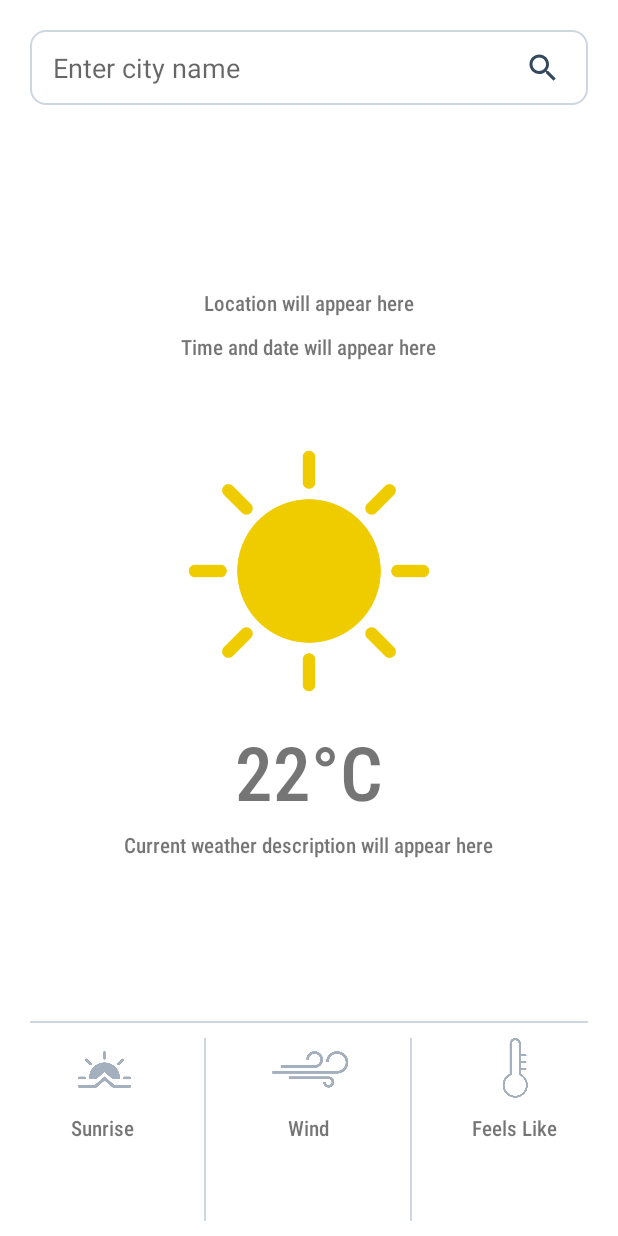
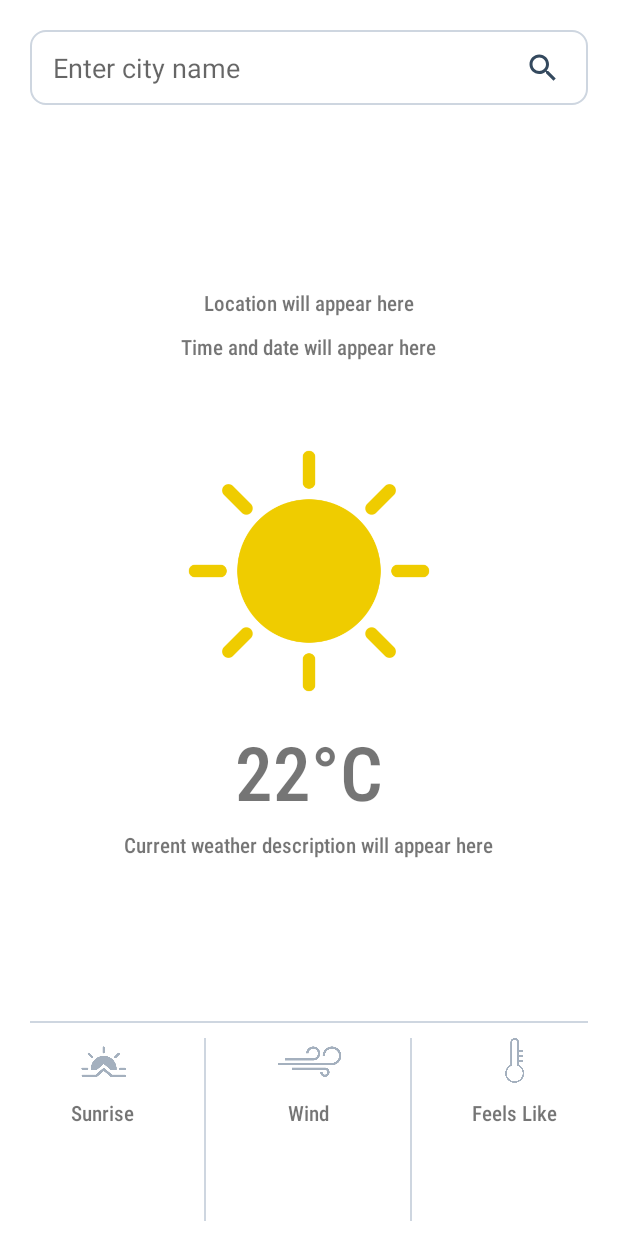
Before and after one commit to strom-hawk/OpenWeather, an Android app: the screen it shows after launch (HomeScreen), on a phone screen of 412 x 824 dp. Run offline under Robolectric (Android 15) with nearby library versions, the phone set to English and light mode, and no system bars; our stand-ins replace RxJava.

Commit message:
Simple date format integrated for getting current time and date.

```diff
--- a/app/src/main/java/com/demoapps/openweather/utils/ApplicationConstants.kt
+++ b/app/src/main/java/com/demoapps/openweather/utils/ApplicationConstants.kt
@@ -14,4 +14,5 @@ object ApplicationConstants {
     val TXN_STATUS_404_NUMBER = 404
     val KELVIN_DIFFERENCE = 273.15F
     val EMPTY_STRING = ""
+    val DATE_FORMAT = "dd/M/yyyy hh:mm"
 }
--- a/app/src/main/res/layout/activity_homescreen.xml
+++ b/app/src/main/res/layout/activity_homescreen.xml
@@ -131,8 +131,8 @@
 
                 <ImageView
                     android:id="@+id/ivSunrise"
-                    android:layout_width="@dimen/dp_60"
-                    android:layout_height="@dimen/dp_60"
+                    android:layout_width="@dimen/dp_50"
+                    android:layout_height="@dimen/dp_50"
                     android:layout_centerHorizontal="true"
                     android:layout_alignParentTop="true"
                     android:src="@drawable/sunrise_filled"
@@ -165,8 +165,8 @@
 
                 <ImageView
                     android:id="@+id/ivWind"
-                    android:layout_width="@dimen/dp_60"
-                    android:layout_height="@dimen/dp_60"
+                    android:layout_width="@dimen/dp_50"
+                    android:layout_height="@dimen/dp_50"
                     android:layout_alignParentTop="true"
                     android:layout_centerHorizontal="true"
                     android:src="@drawable/wind"
@@ -198,8 +198,8 @@
 
                 <ImageView
                     android:id="@+id/ivFeelsLike"
-                    android:layout_width="@dimen/dp_60"
-                    android:layout_height="@dimen/dp_60"
+                    android:layout_width="@dimen/dp_50"
+                    android:layout_height="@dimen/dp_50"
                     android:layout_alignParentTop="true"
                     android:layout_centerHorizontal="true"
                     android:src="@drawable/temperature"
```
Also changed, not shown: app/src/main/java/com/demoapps/openweather/utils/CommonUtils.kt (+8 -0 lines), app/src/main/java/com/demoapps/openweather/view/HomeScreen.kt (+15 -7 lines).
